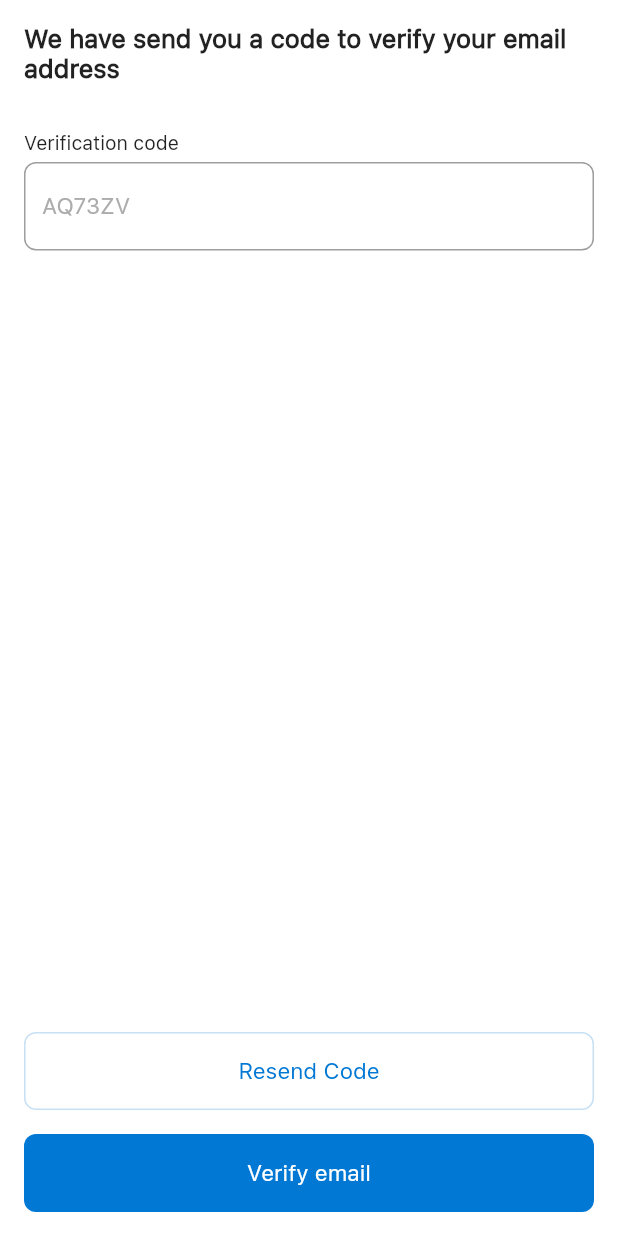
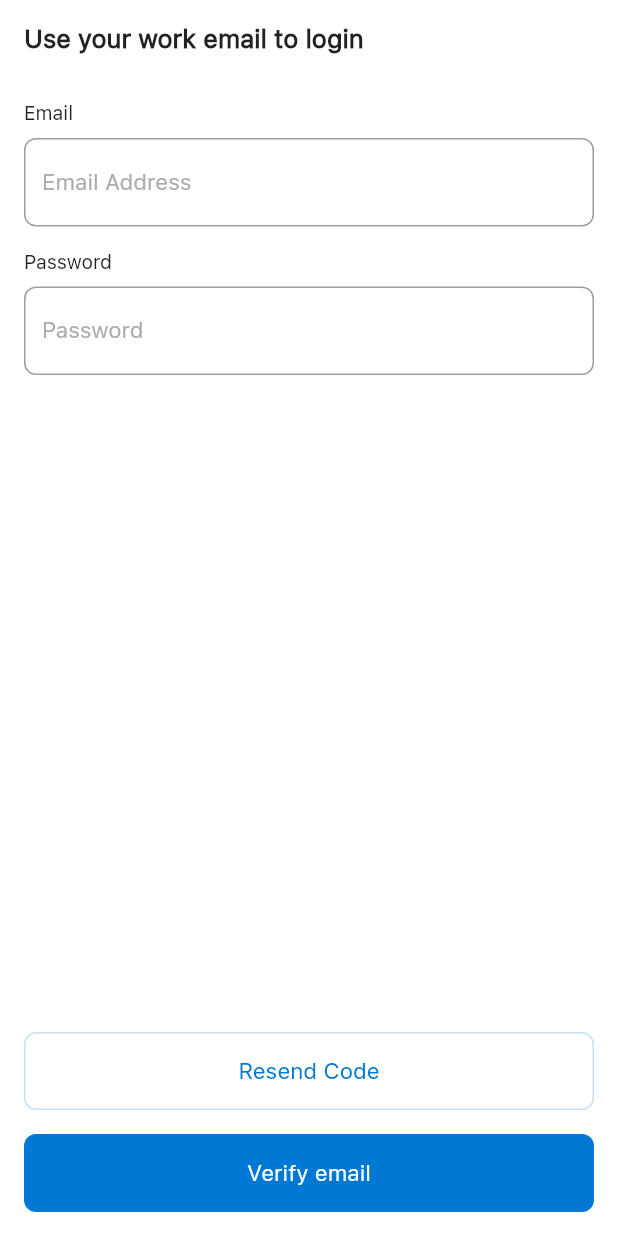
Before and after one commit to marufrobin/clean_soil_flutter, a Flutter app: the screen it shows after launch, on a phone screen of 412 x 824 dp. Run offline on Flutter 3.47's test engine with Material 2 defaults, Android fonts, the phone set to English and light mode, and no system bars.

Commit message:
acconnt page on progress

```diff
--- /dev/null
+++ b/lib/authentication/acount_signIn.dart
@@ -0,0 +1,136 @@
+import 'package:flutter/material.dart';
+
+class AcountSignInPage extends StatelessWidget {
+  const AcountSignInPage({Key? key}) : super(key: key);
+  @override
+  Widget build(BuildContext context) {
+    TextEditingController emailController = TextEditingController();
+    TextEditingController passwordController = TextEditingController();
+
+    return SafeArea(
+        child: Scaffold(
+      backgroundColor: Colors.white,
+      body: Container(
+        margin: const EdgeInsets.all(16),
+        child: Column(
+          crossAxisAlignment: CrossAxisAlignment.start,
+          children: [
+            Text(
+              "Use your work email to login",
+              style: TextStyle(
+                  fontWeight: FontWeight.w600,
+                  fontSize: 17,
+                  fontFamily: "SFPro"),
+            ),
+            SizedBox(
+              height: 32,
+            ),
+            Text(
+              "Email",
+              style: TextStyle(
+                  fontWeight: FontWeight.w400,
+                  fontSize: 13,
+                  fontFamily: "SFPro"),
+            ),
+            SizedBox(
+              height: 8,
+            ),
+            TextFormField(
+              controller: emailController,
+              decoration: InputDecoration(
+                  border: OutlineInputBorder(
+                      borderSide: BorderSide(color: Color(0xffE1E1E1)),
+                      borderRadius: BorderRadius.circular(8)),
+                  hintText: "Email Address",
+                  hintStyle: TextStyle(
+                      fontWeight: FontWeight.w500,
+                      fontSize: 15,
+                      color: Color(0xffACACAC),
+                      fontFamily: "SFPro")),
+            ),
+            SizedBox(
+              height: 16,
+            ),
+            Text(
+              "Password",
+              style: TextStyle(
+                  fontWeight: FontWeight.w400,
+                  fontSize: 13,
+                  fontFamily: "SFPro"),
+            ),
+            SizedBox(
+              height: 8,
+            ),
+            TextFormField(
+              controller: passwordController,
+              decoration: InputDecoration(
+                  border: OutlineInputBorder(
+                      borderSide: BorderSide(color: Color(0xffE1E1E1)),
+                      borderRadius: BorderRadius.circular(8)),
+                  hintText: "Password",
+                  hintStyle: TextStyle(
+                      fontWeight: FontWeight.w500,
+                      fontSize: 15,
+                      color: Color(0xffACACAC),
+                      fontFamily: "SFPro")),
+            ),
+            Spacer(),
+            ElevatedButton(
+                style: ButtonStyle(
+                  elevation: MaterialStatePropertyAll(0),
+                  backgroundColor: MaterialStatePropertyAll(Colors.white),
+                  shape: MaterialStatePropertyAll(RoundedRectangleBorder(
+                      borderRadius: BorderRadius.circular(8))),
+                  side: MaterialStatePropertyAll(BorderSide(
+                    color: Color(0xffC7E0F4),
+                    width: 1,
+                  )),
+                ),
+                onPressed: () {},
+                child: Container(
+                  width: double.infinity,
+                  height: 52,
+                  // padding: EdgeInsets.symmetric(vertical: 16, horizontal: 116),
+                  child: Center(
+                    child: Text(
+                      "Resend Code",
+                      style: TextStyle(
+                          fontWeight: FontWeight.w500,
+                          fontSize: 15,
+                          color: Color(0xff0078D4),
+                          fontFamily: "SFPro"),
+                    ),
+                  ),
+                )),
+            SizedBox(
+              height: 16,
+            ),
+            ElevatedButton(
+                style: ButtonStyle(
+                  elevation: MaterialStatePropertyAll(0),
+                  backgroundColor: MaterialStatePropertyAll(Color(0xff0078D4)),
+                  shape: MaterialStatePropertyAll(RoundedRectangleBorder(
+                      borderRadius: BorderRadius.circular(8))),
+                ),
+                onPressed: () {},
+                child: Container(
+                  width: double.infinity,
+                  height: 52,
+                  // padding: EdgeInsets.symmetric(vertical: 16, horizontal: 116),
+                  child: Center(
+                    child: Text(
+                      "Verify email",
+                      style: TextStyle(
+                          fontWeight: FontWeight.w500,
+                          fontSize: 15,
+                          color: Colors.white,
+                          fontFamily: "SFPro"),
+                    ),
+                  ),
+                ))
+          ],
+        ),
+      ),
+    ));
+  }
+}
--- a/lib/main.dart
+++ b/lib/main.dart
@@ -1,4 +1,4 @@
-import 'package:clean_soil_flutter/authentication/emailVarification.dart';
+import 'package:clean_soil_flutter/authentication/acount_signIn.dart';
 import 'package:flutter/material.dart';
 
 void main() {
@@ -14,10 +14,9 @@ class MyApp extends StatelessWidget {
     return MaterialApp(
       title: 'Flutter Demo',
       theme: ThemeData(
-
         primarySwatch: Colors.blue,
       ),
-      home: EmailVafication(),
+      home: AcountSignInPage(),
     );
   }
 }
```
